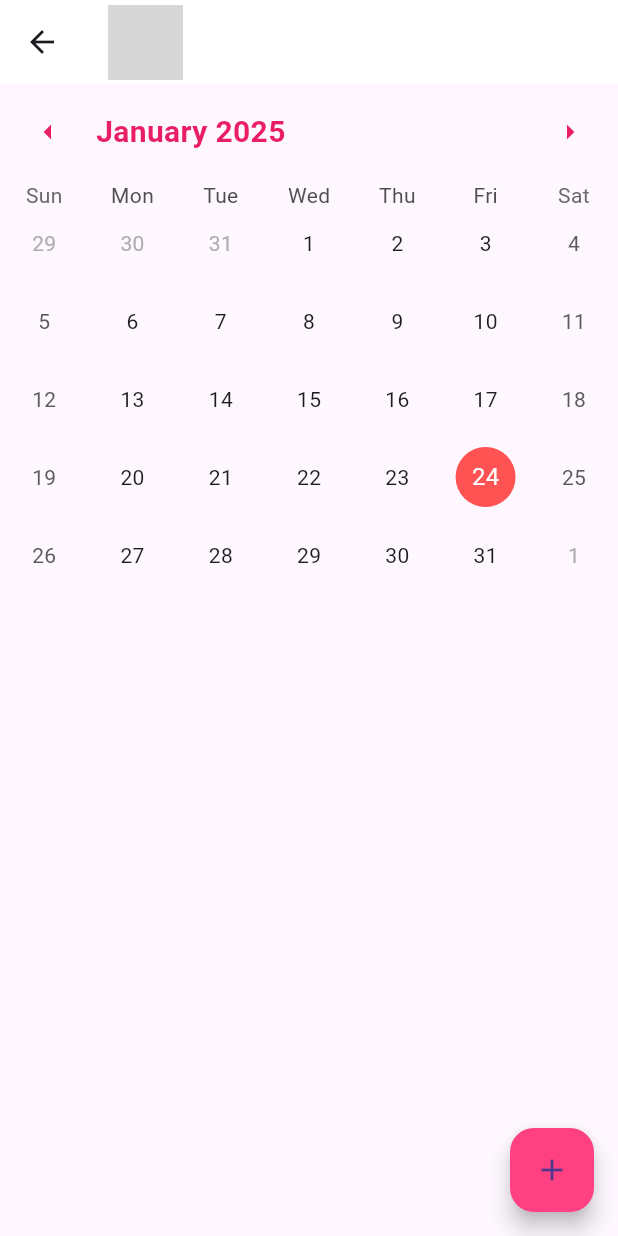
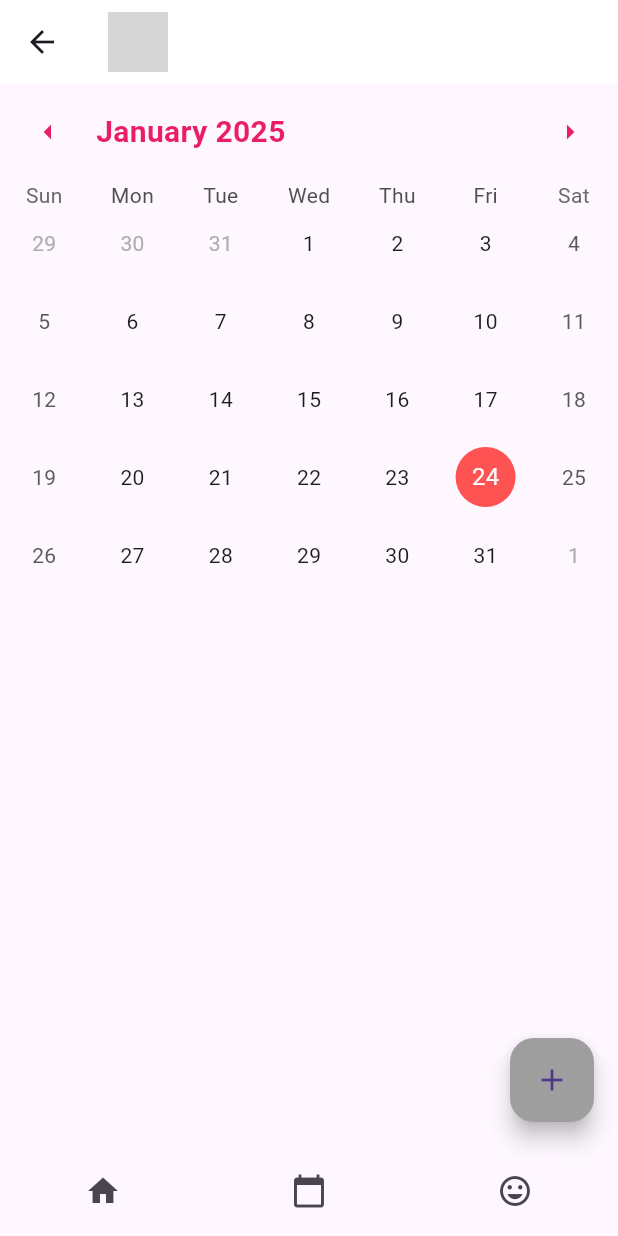
Before and after one commit to ramiko2/HappyPulse, a Flutter app: the CalendarScreen screen opened directly, on a phone screen of 412 x 824 dp. Run offline on Flutter 3.47's test engine with Material 3 defaults, Android fonts, the phone set to English and light mode, and no system bars; drawn by our look-alikes of table_calendar; our stand-ins replace go_router; grey boxes are pictures that could not be loaded.

Commit message:
yeni sayfa eklendi

```diff
--- a/lib/screens/calendar_screen.dart
+++ b/lib/screens/calendar_screen.dart
@@ -1,5 +1,6 @@
 import 'package:flutter/material.dart';
 import 'package:table_calendar/table_calendar.dart';
+import 'package:go_router/go_router.dart';
 
 class CalendarScreen extends StatefulWidget {
   const CalendarScreen({super.key});
@@ -80,11 +81,11 @@ class _CalendarScreenState extends State<CalendarScreen> {
     return Scaffold(
       appBar: AppBar(
         title: Image.asset(
-          '../assets/logo.png', // Burada logo yolunu belirtmelisiniz.
-          height: 50, // Logonun yüksekliğini ayarlayabilirsiniz.
+          '../assets/logoo.png', // Logo dosyasının doğru yolu
+          height: 40,  // Logonun yüksekliğini ayarlayabilirsiniz
         ),
-        backgroundColor: Colors.white, // AppBar arka plan rengi
-        elevation: 0, // AppBar'ın altındaki gölgeyi kaldırabilirsiniz
+        backgroundColor: Colors.white,  // AppBar'ın arka plan rengini beyaz yapıyoruz
+        elevation: 0,  // AppBar altındaki gölgeyi kaldırıyoruz
       ),
       body: Column(
         children: [
@@ -98,7 +99,7 @@ class _CalendarScreenState extends State<CalendarScreen> {
             eventLoader: _getEventsForDay,
             calendarStyle: CalendarStyle(
               todayDecoration: BoxDecoration(
-                color: Colors.pinkAccent, // Bugün günü vurgulamak için
+                color: Colors.grey, // Bugün günü vurgulamak için
                 shape: BoxShape.circle,
               ),
               selectedDecoration: BoxDecoration(
@@ -139,9 +140,38 @@ class _CalendarScreenState extends State<CalendarScreen> {
           ),
         ],
       ),
+      bottomNavigationBar: Container(
+        height: 60,
+        child: Row(
+          mainAxisAlignment: MainAxisAlignment.spaceAround,
+          children: [
+            IconButton(
+              icon: const Icon(Icons.home),
+              onPressed: () {
+                // Ana sayfaya git
+                context.go('/home');
+              },
+            ),
+            IconButton(
+              icon: const Icon(Icons.calendar_today),
+              onPressed: () {
+                // Takvim ekranına git
+                context.go('/calendar');
+              },
+            ),
+            IconButton(
+              icon: const Icon(Icons.mood),
+              onPressed: () {
+                // Mood veya başka bir işlev ekleyebilirsiniz
+                print("Mood butonuna tıklandı!");
+              },
+            ),
+          ],
+        ),
+      ),
       floatingActionButton: FloatingActionButton(
         onPressed: _addEvent, // Etkinlik ekle butonuna tıklayınca bu fonksiyon çalışacak
-        backgroundColor: Colors.pinkAccent,
+        backgroundColor: Colors.grey,
         child: const Icon(Icons.add),
       ),
     );
```
Also changed, not shown: lib/main.dart (+9 -4 lines), lib/screens/home_screen.dart (+22 -12 lines).
